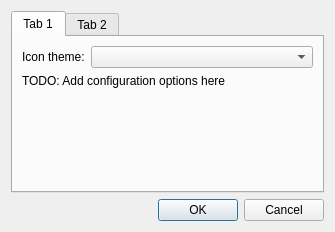
lxqt/lximage-qt, file src/preferencedialog.ui: the form before one commit.
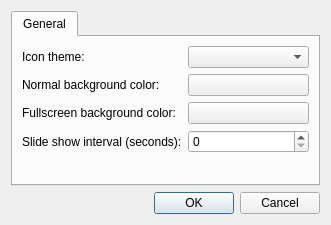
The form after the commit. Custom widgets are drawn as their Qt base class.

Commit message: * Implement the preferences dialog. * Enable keyboard shortcuts in fullscreen mode.

What changed in the file:
```diff
--- a/src/preferencedialog.ui
+++ b/src/preferencedialog.ui
@@ -6,8 +6,8 @@
    <rect>
     <x>0</x>
     <y>0</y>
-    <width>335</width>
-    <height>232</height>
+    <width>331</width>
+    <height>225</height>
    </rect>
   </property>
   <property name="windowTitle">
@@ -21,9 +21,12 @@
      </property>
      <widget class="QWidget" name="tab">
       <attribute name="title">
-       <string>Tab 1</string>
+       <string>General</string>
       </attribute>
       <layout class="QFormLayout" name="formLayout">
+       <property name="fieldGrowthPolicy">
+        <enum>QFormLayout::AllNonFixedFieldsGrow</enum>
+       </property>
        <item row="0" column="0">
         <widget class="QLabel" name="iconThemeLabel">
          <property name="text">
@@ -34,20 +37,46 @@
        <item row="0" column="1">
         <widget class="QComboBox" name="iconTheme"/>
        </item>
-       <item row="1" column="0" colspan="2">
+       <item row="1" column="0">
         <widget class="QLabel" name="label">
          <property name="text">
-          <string>TODO: Add configuration options here</string>
+          <string>Normal background color:</string>
          </property>
         </widget>
        </item>
+       <item row="2" column="0">
+        <widget class="QLabel" name="label_2">
+         <property name="text">
+          <string>Fullscreen background color:</string>
+         </property>
+        </widget>
+       </item>
+       <item row="1" column="1">
+        <widget class="Fm::ColorButton" name="bgColor">
+         <property name="text">
+          <string/>
+         </property>
+        </widget>
+       </item>
+       <item row="2" column="1">
+        <widget class="Fm::ColorButton" name="fullScreenBgColor">
+         <property name="text">
+          <string/>
+         </property>
+        </widget>
+       </item>
+       <item row="3" column="0">
+        <widget class="QLabel" name="label_3">
+         <property name="text">
+          <string>Slide show interval (seconds):</string>
+         </property>
+        </widget>
+       </item>
+       <item row="3" column="1">
+        <widget class="QSpinBox" name="slideShowInterval"/>
+       </item>
       </layout>
      </widget>
-     <widget class="QWidget" name="tab_2">
-      <attribute name="title">
-       <string>Tab 2</string>
-      </attribute>
-     </widget>
     </widget>
    </item>
    <item>
@@ -62,6 +91,13 @@
    </item>
   </layout>
  </widget>
+ <customwidgets>
+  <customwidget>
+   <class>Fm::ColorButton</class>
+   <extends>QPushButton</extends>
+   <header location="global">libfm-qt/colorbutton.h</header>
+  </customwidget>
+ </customwidgets>
  <resources/>
  <connections>
   <connection>
```
The commit also changes 7 other files.
